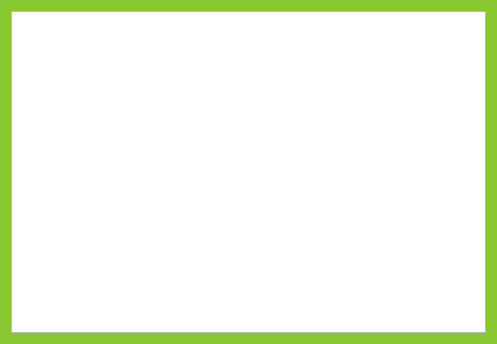
The window that haxball-client/game.ui (MATF-RS20/RS004-haxball) describes before a commit, drawn with Qt 5.
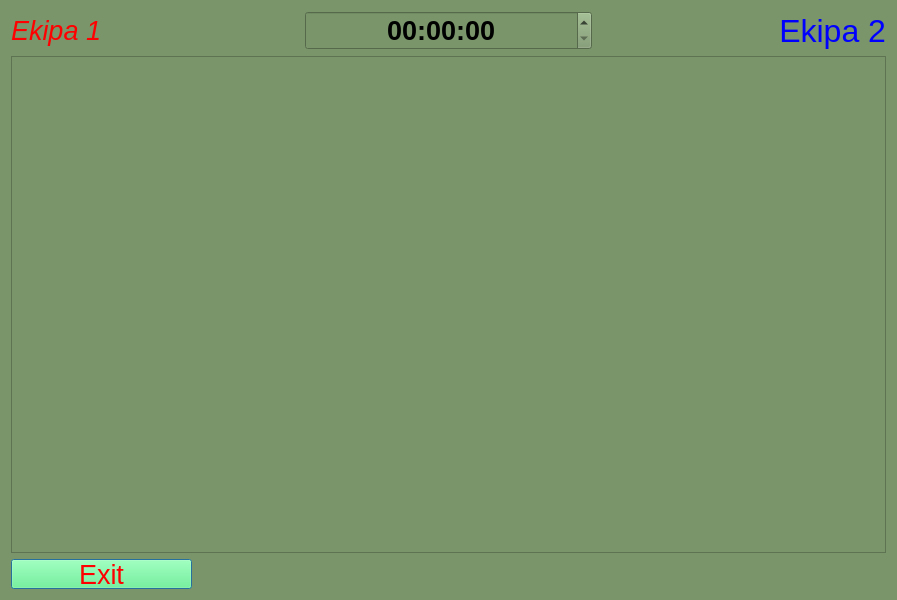
The same window after the commit. Icons and pictures are not drawn.

Commit message: [NF] Added class Player, moving players on field and modified field.

```diff
--- a/haxball-client/game.ui
+++ b/haxball-client/game.ui
@@ -6,28 +6,151 @@
    <rect>
     <x>0</x>
     <y>0</y>
-    <width>497</width>
-    <height>344</height>
+    <width>897</width>
+    <height>600</height>
    </rect>
   </property>
   <property name="windowTitle">
    <string>Dialog</string>
   </property>
   <property name="styleSheet">
-   <string notr="true">QDialog#Game{
-	background-color: rgb(136, 200, 51);
-}</string>
+   <string notr="true">background-color: rgb(121, 149, 105);</string>
   </property>
   <layout class="QGridLayout" name="gridLayout">
+   <item row="2" column="0">
+    <layout class="QHBoxLayout" name="horizontalLayout_2">
+     <item>
+      <widget class="QWidget" name="widget" native="true">
+       <property name="minimumSize">
+        <size>
+         <width>50</width>
+         <height>30</height>
+        </size>
+       </property>
+       <property name="layoutDirection">
+        <enum>Qt::LeftToRight</enum>
+       </property>
+       <widget class="QPushButton" name="exit_button">
+        <property name="geometry">
+         <rect>
+          <x>0</x>
+          <y>0</y>
+          <width>181</width>
+          <height>30</height>
+         </rect>
+        </property>
+        <property name="minimumSize">
+         <size>
+          <width>50</width>
+          <height>0</height>
+         </size>
+        </property>
+        <property name="font">
+         <font>
+          <pointsize>20</pointsize>
+          <weight>50</weight>
+          <bold>false</bold>
+         </font>
+        </property>
+        <property name="styleSheet">
+         <string notr="true">background-color: rgb(85, 255, 127);
+color: rgb(255, 0, 0);</string>
+        </property>
+        <property name="text">
+         <string>Exit</string>
+        </property>
+       </widget>
+      </widget>
+     </item>
+    </layout>
+   </item>
    <item row="0" column="0">
-    <widget class="QGraphicsView" name="view">
-     <property name="verticalScrollBarPolicy">
-      <enum>Qt::ScrollBarAlwaysOff</enum>
-     </property>
-     <property name="horizontalScrollBarPolicy">
-      <enum>Qt::ScrollBarAlwaysOff</enum>
-     </property>
-    </widget>
+    <layout class="QVBoxLayout" name="verticalLayout">
+     <item>
+      <layout class="QHBoxLayout" name="horizontalLayout">
+       <item>
+        <widget class="QLabel" name="label_2">
+         <property name="font">
+          <font>
+           <pointsize>20</pointsize>
+           <italic>true</italic>
+          </font>
+         </property>
+         <property name="styleSheet">
+          <string notr="true">color: rgb(255, 0, 0);</string>
+         </property>
+         <property name="text">
+          <string>Ekipa 1</string>
+         </property>
+         <property name="alignment">
+          <set>Qt::AlignLeading|Qt::AlignLeft|Qt::AlignVCenter</set>
+         </property>
+        </widget>
+       </item>
+       <item>
+        <widget class="QTimeEdit" name="timeEdit">
+         <property name="maximumSize">
+          <size>
+           <width>16777215</width>
+           <height>1677</height>
+          </size>
+         </property>
+         <property name="font">
+          <font>
+           <pointsize>20</pointsize>
+           <weight>75</weight>
+           <italic>false</italic>
+           <bold>true</bold>
+          </font>
+         </property>
+         <property name="alignment">
+          <set>Qt::AlignCenter</set>
+         </property>
+        </widget>
+       </item>
+       <item>
+        <widget class="QLabel" name="label">
+         <property name="font">
+          <font>
+           <pointsize>24</pointsize>
+          </font>
+         </property>
+         <property name="styleSheet">
+          <string notr="true">color: rgb(0, 0, 255);</string>
+         </property>
+         <property name="text">
+          <string>Ekipa 2</string>
+         </property>
+         <property name="alignment">
+          <set>Qt::AlignRight|Qt::AlignTrailing|Qt::AlignVCenter</set>
+         </property>
+        </widget>
+       </item>
+      </layout>
+     </item>
+     <item>
+      <widget class="QGraphicsView" name="view">
+       <property name="maximumSize">
+        <size>
+         <width>16777</width>
+         <height>16777215</height>
+        </size>
+       </property>
+       <property name="styleSheet">
+        <string notr="true">background-image: url(:/img/img/bg.png);</string>
+       </property>
+       <property name="backgroundBrush">
+        <brush brushstyle="NoBrush">
+         <color alpha="255">
+          <red>255</red>
+          <green>255</green>
+          <blue>255</blue>
+         </color>
+        </brush>
+       </property>
+      </widget>
+     </item>
+    </layout>
    </item>
   </layout>
  </widget>
```
The commit also changes 9 other files.
